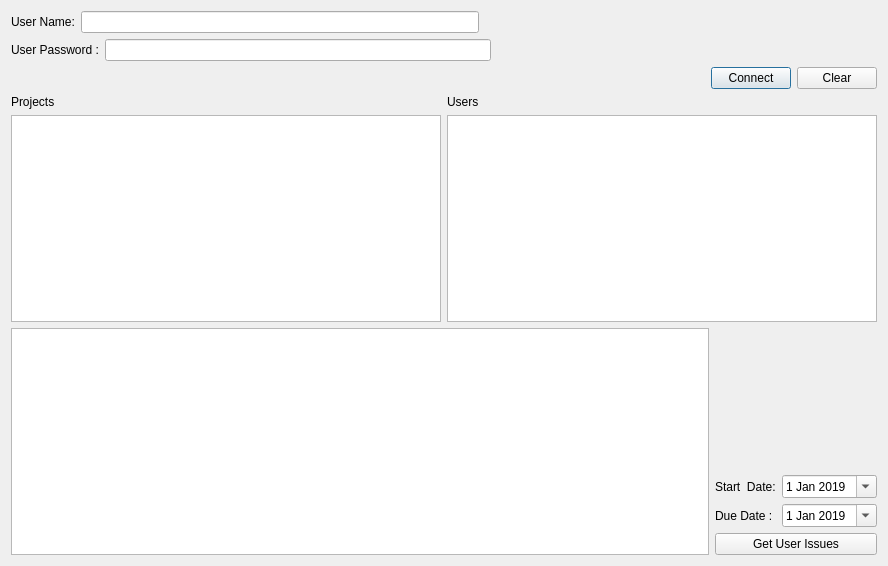
Before: the Qt Designer form login.ui in oelmas/PythonandJira, drawn with Qt 5.
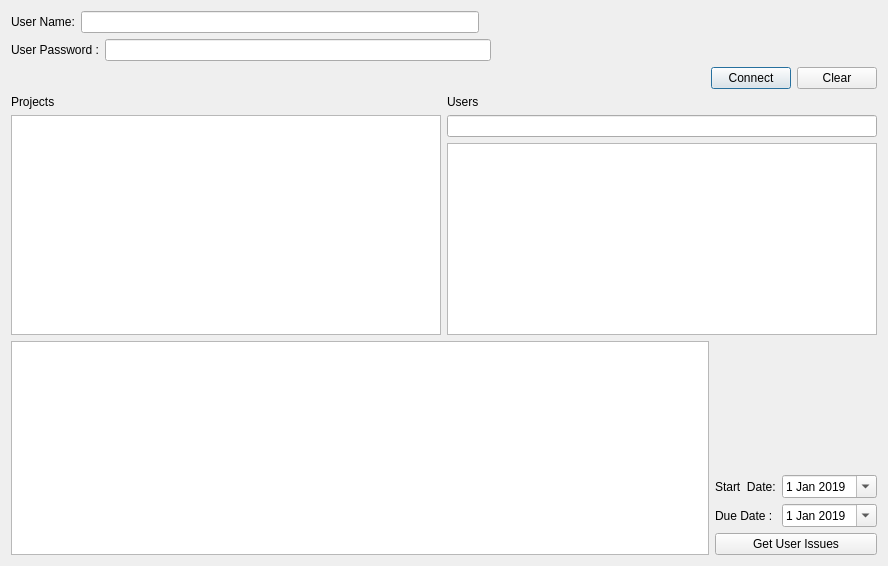
After: the same form once the commit is applied.

Commit message: QComleter ve Linedit eklendi. iloc ile uayrılar giderildi

Diff of the .ui file:
```diff
--- a/login.ui
+++ b/login.ui
@@ -141,6 +141,9 @@
          </property>
         </widget>
        </item>
+       <item>
+        <widget class="QLineEdit" name="leUserSelect"/>
+       </item>
        <item>
         <widget class="QListWidget" name="lvUsers"/>
        </item>
```
Left out of the diff: 9 changed lines with no effect on the pictures. The commit also changes 2 other files.
